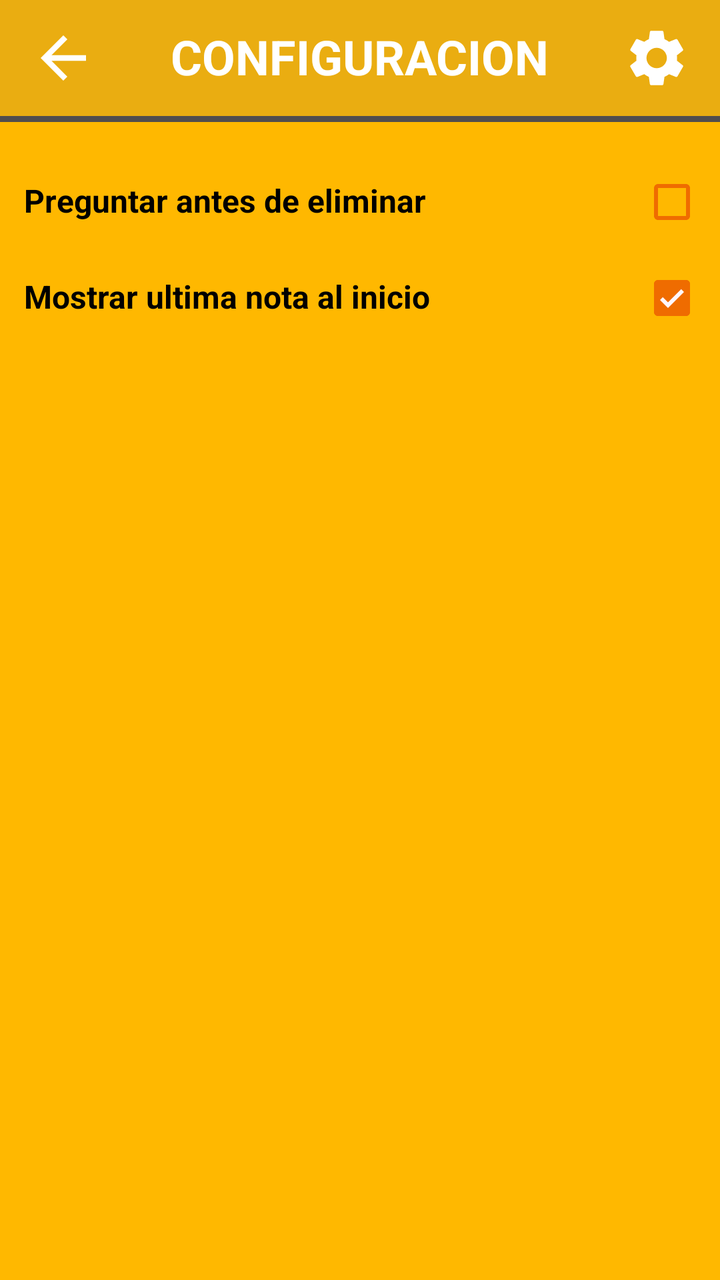
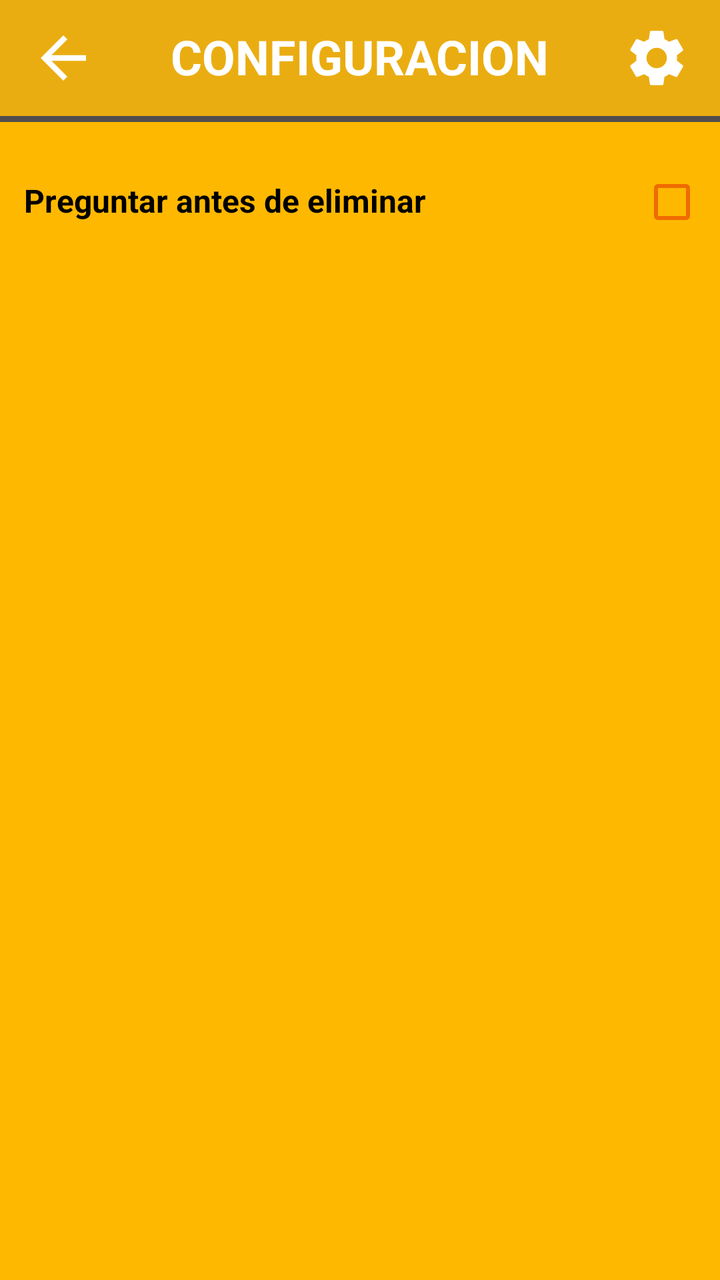

Compare the two renders of this Android layout. The source of the first and the diff that turns it into the second are given below.
<!-- AndroidManifest.xml: application theme Theme.NotasApp -->
<!-- res/layout/fragment_settings.xml -->
<?xml version="1.0" encoding="utf-8"?>
<androidx.constraintlayout.widget.ConstraintLayout xmlns:android="http://schemas.android.com/apk/res/android"
    xmlns:app="http://schemas.android.com/apk/res-auto"
    xmlns:tools="http://schemas.android.com/tools"
    android:layout_width="match_parent"
    android:layout_height="match_parent"
    android:background="#FFB800"
    tools:context=".ui.fragment.HomeFragment">


    <LinearLayout
        android:id="@+id/ll_title"
        android:layout_width="match_parent"
        android:layout_height="wrap_content"
        android:background="#EAAD11"
        android:orientation="horizontal"
        app:layout_constraintEnd_toEndOf="parent"
        app:layout_constraintStart_toStartOf="parent"
        app:layout_constraintTop_toTopOf="parent">


        <ImageView
            android:id="@+id/btn_Back"
            android:layout_width="34dp"
            android:layout_height="34dp"
            android:layout_margin="12dp"
            android:layout_weight="1"
            android:background="?selectableItemBackgroundBorderless"
            android:src="@drawable/baseline_arrow_back_24"
            app:tint="@color/white" />

        <TextView
            android:layout_width="wrap_content"
            android:layout_height="wrap_content"
            android:layout_margin="12dp"
            android:layout_weight="4"
            android:text="Configuracion"
            android:textAlignment="center"
            android:textAllCaps="true"
            android:textColor="@color/white"
            android:textSize="24sp"
            android:textStyle="bold" />

        <ImageView
            android:layout_width="34dp"
            android:layout_height="34dp"
            android:layout_margin="12dp"
            android:layout_weight="1"
            android:src="@drawable/baseline_settings_24"
            app:tint="@color/white" />
    </LinearLayout>

    <LinearLayout
        android:layout_width="match_parent"
        android:layout_height="0dp"
        android:orientation="vertical"
        app:layout_constraintBottom_toBottomOf="parent"
        app:layout_constraintTop_toBottomOf="@+id/ll_title">

        <LinearLayout
            android:layout_width="match_parent"
            android:layout_height="wrap_content"
            android:gravity="center"
            android:orientation="horizontal">

            <FrameLayout
                android:layout_width="wrap_content"
                android:layout_height="3dp"
                android:layout_weight="1"

                android:background="#514D4D" />


            <FrameLayout
                android:layout_width="wrap_content"
                android:layout_height="3dp"
                android:layout_weight="1"
                android:background="#514D4D" />


        </LinearLayout>

        <LinearLayout
            android:layout_width="match_parent"
            android:layout_height="wrap_content"
            android:layout_marginTop="16dp">

            <TextView
                android:layout_width="wrap_content"
                android:layout_height="wrap_content"
                android:layout_weight="2"
                android:paddingHorizontal="12dp"
                android:text="Preguntar antes de eliminar"
                android:textColor="@color/black"
                android:textSize="16dp"
                android:textStyle="bold" />

            <CheckBox
                android:id="@+id/cb_delete"
                android:layout_width="wrap_content"
                android:layout_height="wrap_content"
                app:buttonTint="#EF6C00" />

        </LinearLayout>

        <LinearLayout
            android:layout_width="match_parent"
            android:layout_height="wrap_content">

            <TextView
                android:layout_width="wrap_content"
                android:layout_height="wrap_content"
                android:layout_weight="2"
                android:paddingHorizontal="12dp"
                android:text="Mostrar ultima nota al inicio"
                android:textColor="@color/black"
                android:textSize="16dp"
                android:textStyle="bold" />

            <CheckBox
                android:id="@+id/cb_Order"
                android:layout_width="wrap_content"
                android:layout_height="wrap_content"
                android:checked="true"
                android:enabled="false"
                app:buttonTint="#EF6C00" />

        </LinearLayout>

























































































































































































    </LinearLayout>


</androidx.constraintlayout.widget.ConstraintLayout>
<!-- resources referenced by this layout -->
<resources>
  <color name="black">#FF000000</color>
  <color name="white">#FFFFFFFF</color>
  <!-- drawable baseline_arrow_back_24 (drawable) -->
  <vector android:autoMirrored="true" android:height="24dp"
      android:tint="#000000" android:viewportHeight="24"
      android:viewportWidth="24" android:width="24dp" xmlns:android="http://schemas.android.com/apk/res/android">
      <path android:fillColor="@android:color/white" android:pathData="M20,11H7.83l5.59,-5.59L12,4l-8,8 8,8 1.41,-1.41L7.83,13H20v-2z"/>
  </vector>
  <!-- drawable baseline_settings_24 (drawable) -->
  <vector android:height="24dp" android:tint="#000000"
      android:viewportHeight="24" android:viewportWidth="24"
      android:width="24dp" xmlns:android="http://schemas.android.com/apk/res/android">
      <path android:fillColor="@android:color/white" android:pathData="M19.14,12.94c0.04,-0.3 0.06,-0.61 0.06,-0.94c0,-0.32 -0.02,-0.64 -0.07,-0.94l2.03,-1.58c0.18,-0.14 0.23,-0.41 0.12,-0.61l-1.92,-3.32c-0.12,-0.22 -0.37,-0.29 -0.59,-0.22l-2.39,0.96c-0.5,-0.38 -1.03,-0.7 -1.62,-0.94L14.4,2.81c-0.04,-0.24 -0.24,-0.41 -0.48,-0.41h-3.84c-0.24,0 -0.43,0.17 -0.47,0.41L9.25,5.35C8.66,5.59 8.12,5.92 7.63,6.29L5.24,5.33c-0.22,-0.08 -0.47,0 -0.59,0.22L2.74,8.87C2.62,9.08 2.66,9.34 2.86,9.48l2.03,1.58C4.84,11.36 4.8,11.69 4.8,12s0.02,0.64 0.07,0.94l-2.03,1.58c-0.18,0.14 -0.23,0.41 -0.12,0.61l1.92,3.32c0.12,0.22 0.37,0.29 0.59,0.22l2.39,-0.96c0.5,0.38 1.03,0.7 1.62,0.94l0.36,2.54c0.05,0.24 0.24,0.41 0.48,0.41h3.84c0.24,0 0.44,-0.17 0.47,-0.41l0.36,-2.54c0.59,-0.24 1.13,-0.56 1.62,-0.94l2.39,0.96c0.22,0.08 0.47,0 0.59,-0.22l1.92,-3.32c0.12,-0.22 0.07,-0.47 -0.12,-0.61L19.14,12.94zM12,15.6c-1.98,0 -3.6,-1.62 -3.6,-3.6s1.62,-3.6 3.6,-3.6s3.6,1.62 3.6,3.6S13.98,15.6 12,15.6z"/>
  </vector>
  <style name="Theme.NotasApp" parent="Base.Theme.NotasApp" />
  <style name="Base.Theme.NotasApp" parent="Theme.Material3.DayNight.NoActionBar">
          
          
      </style>
</resources>

<!-- the commit's change to res/layout/fragment_settings.xml (unified diff, before → after) -->
@@ -103,31 +103,7 @@
 
         </LinearLayout>
 
-        <LinearLayout
-            android:layout_width="match_parent"
-            android:layout_height="wrap_content">
-
-            <TextView
-                android:layout_width="wrap_content"
-                android:layout_height="wrap_content"
-                android:layout_weight="2"
-                android:paddingHorizontal="12dp"
-                android:text="Mostrar ultima nota al inicio"
-                android:textColor="@color/black"
-                android:textSize="16dp"
-                android:textStyle="bold" />
-
-            <CheckBox
-                android:id="@+id/cb_Order"
-                android:layout_width="wrap_content"
-                android:layout_height="wrap_content"
-                android:checked="true"
-                android:enabled="false"
-                app:buttonTint="#EF6C00" />
-
-        </LinearLayout>
-
-
+        
 
 
 
